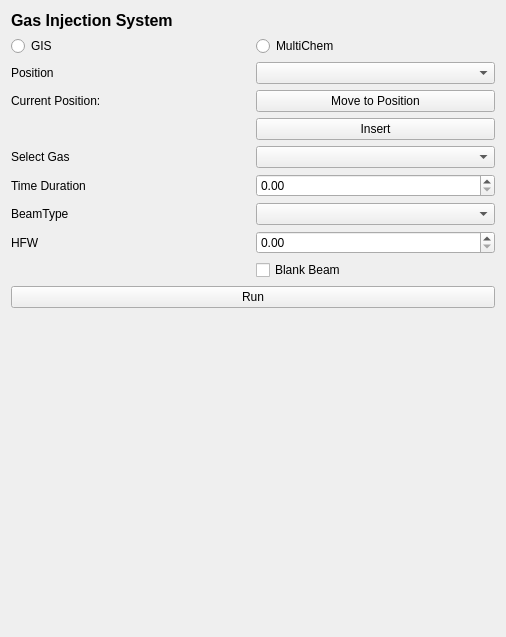
The window that fibsem/ui/qtdesigner_files/FibsemGISWidget.ui (DeMarcoLab/fibsem) describes before a commit, drawn with Qt 5.
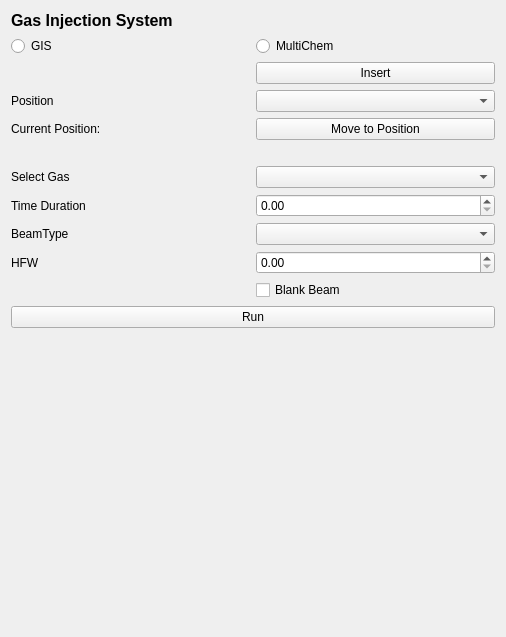
The same window after the commit.

Commit message: UI element changes between GIS and multichem

```diff
--- a/fibsem/ui/qtdesigner_files/FibsemGISWidget.ui
+++ b/fibsem/ui/qtdesigner_files/FibsemGISWidget.ui
@@ -14,27 +14,47 @@
    <string>Form</string>
   </property>
   <layout class="QGridLayout" name="gridLayout_2">
+   <item row="1" column="0">
+    <widget class="QRadioButton" name="GIS_radioButton">
+     <property name="text">
+      <string>GIS</string>
+     </property>
+    </widget>
+   </item>
    <item row="7" column="1">
-    <widget class="QPushButton" name="insertGIS_button">
+    <widget class="QPushButton" name="move_GIS_button">
      <property name="text">
-      <string>Insert</string>
+      <string>Move to Position</string>
      </property>
     </widget>
    </item>
-   <item row="12" column="0">
-    <widget class="QLabel" name="label_hfw">
+   <item row="10" column="0">
+    <widget class="QLabel" name="label_gas">
      <property name="text">
-      <string>HFW</string>
+      <string>Select Gas</string>
      </property>
     </widget>
    </item>
-   <item row="6" column="0">
+   <item row="10" column="1">
+    <widget class="QComboBox" name="gas_combobox"/>
+   </item>
+   <item row="11" column="0">
+    <widget class="QLabel" name="label_time">
+     <property name="text">
+      <string>Time Duration</string>
+     </property>
+    </widget>
+   </item>
+   <item row="7" column="0">
     <widget class="QLabel" name="current_position_label">
      <property name="text">
       <string>Current Position:</string>
      </property>
     </widget>
    </item>
+   <item row="12" column="1">
+    <widget class="QComboBox" name="beamtype_combobox"/>
+   </item>
    <item row="0" column="0" colspan="2">
     <widget class="QLabel" name="label_title">
      <property name="font">
@@ -49,7 +69,14 @@
      </property>
     </widget>
    </item>
-   <item row="15" column="0" colspan="2">
+   <item row="13" column="0">
+    <widget class="QLabel" name="label_hfw">
+     <property name="text">
+      <string>HFW</string>
+     </property>
+    </widget>
+   </item>
+   <item row="16" column="0" colspan="2">
     <spacer name="verticalSpacer">
      <property name="orientation">
       <enum>Qt::Vertical</enum>
@@ -62,88 +89,61 @@
      </property>
     </spacer>
    </item>
-   <item row="3" column="0">
-    <widget class="QLabel" name="label_position">
+   <item row="12" column="0">
+    <widget class="QLabel" name="label_beam_type">
      <property name="text">
-      <string>Position</string>
+      <string>BeamType</string>
      </property>
     </widget>
    </item>
-   <item row="3" column="1">
-    <widget class="QComboBox" name="position_combobox"/>
+   <item row="1" column="1">
+    <widget class="QRadioButton" name="multichem_radioButton">
+     <property name="text">
+      <string>MultiChem</string>
+     </property>
+    </widget>
    </item>
-   <item row="14" column="0" colspan="2">
+   <item row="15" column="0" colspan="2">
     <widget class="QPushButton" name="run_button">
      <property name="text">
       <string>Run</string>
      </property>
     </widget>
    </item>
-   <item row="9" column="0">
-    <widget class="QLabel" name="label_gas">
-     <property name="text">
-      <string>Select Gas</string>
-     </property>
-    </widget>
+   <item row="4" column="1">
+    <widget class="QComboBox" name="position_combobox"/>
    </item>
-   <item row="10" column="0">
-    <widget class="QLabel" name="label_time">
-     <property name="text">
-      <string>Time Duration</string>
-     </property>
-    </widget>
-   </item>
-   <item row="9" column="1">
-    <widget class="QComboBox" name="gas_combobox"/>
-   </item>
-   <item row="12" column="1">
-    <widget class="QDoubleSpinBox" name="hfw_spinbox"/>
-   </item>
-   <item row="6" column="1">
-    <widget class="QPushButton" name="move_GIS_button">
-     <property name="text">
-      <string>Move to Position</string>
-     </property>
-    </widget>
-   </item>
-   <item row="13" column="1">
+   <item row="14" column="1">
     <widget class="QCheckBox" name="checkBox">
      <property name="text">
       <string>Blank Beam</string>
      </property>
     </widget>
    </item>
-   <item row="10" column="1">
-    <widget class="QDoubleSpinBox" name="timeDuration_spinbox"/>
+   <item row="13" column="1">
+    <widget class="QDoubleSpinBox" name="hfw_spinbox"/>
    </item>
    <item row="11" column="1">
-    <widget class="QComboBox" name="beamtype_combobox"/>
+    <widget class="QDoubleSpinBox" name="timeDuration_spinbox"/>
    </item>
-   <item row="7" column="0">
+   <item row="8" column="0">
     <widget class="QLabel" name="GIS_insert_status_label">
      <property name="text">
       <string/>
      </property>
     </widget>
    </item>
-   <item row="11" column="0">
-    <widget class="QLabel" name="label_beam_type">
+   <item row="4" column="0">
+    <widget class="QLabel" name="label_position">
      <property name="text">
-      <string>BeamType</string>
+      <string>Position</string>
      </property>
     </widget>
    </item>
-   <item row="1" column="0">
-    <widget class="QRadioButton" name="GIS_radioButton">
+   <item row="3" column="1">
+    <widget class="QPushButton" name="insertGIS_button">
      <property name="text">
-      <string>GIS</string>
-     </property>
-    </widget>
-   </item>
-   <item row="1" column="1">
-    <widget class="QRadioButton" name="multichem_radioButton">
-     <property name="text">
-      <string>MultiChem</string>
+      <string>Insert</string>
      </property>
     </widget>
    </item>
```
The commit also changes 3 other files.
